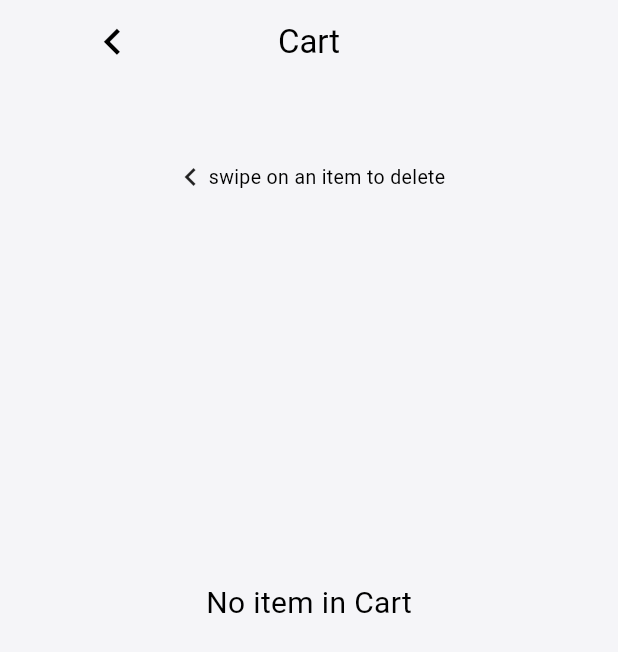
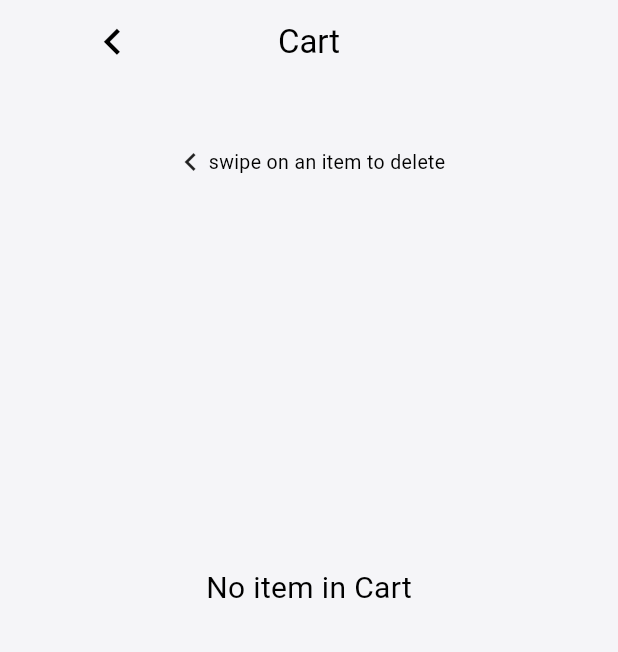
Before and after one commit to richymaysoft/richard_food_app, a Flutter app: the CardScreen screen opened directly, on a phone screen of 412 x 824 dp. Shown: the top 652 px of the screen. Run offline on Flutter 3.47's test engine with Material 3 defaults, Android fonts, the phone set to English and light mode, and no system bars; our stand-ins replace flutter_riverpod, riverpod, smooth_page_indicator; Roboto replaces fonts that are missing (SF Pro Text).

Commit message:
Update cart_screen.dart

```diff
--- a/lib/screens/cart_screen.dart
+++ b/lib/screens/cart_screen.dart
@@ -1,7 +1,7 @@
-import 'package:figma_practice/models/meal.dart';
-import 'package:figma_practice/riverpod/cart_provider.dart';
-import 'package:figma_practice/screens/checkout_address_screen.dart';
-import 'package:figma_practice/widgets/cart_item.dart';
+import '/models/meal.dart';
+import '/riverpod/cart_provider.dart';
+import '/screens/checkout2_address_screen.dart';
+import '/widgets/cart_item.dart';
 import 'package:flutter/material.dart';
 import 'package:flutter_riverpod/flutter_riverpod.dart';
 
@@ -58,12 +58,15 @@
           ),
           textAlign: TextAlign.center,
         ),
-        backgroundColor: Color(0xFFF5F5F8),
+        backgroundColor: const Color(0xFFF5F5F8),
       ),
-      body: Container(
-        padding: const EdgeInsets.only(top: 50),
-        width: 414,
-        height: screenHeight * 0.9,
+      body: ListView(children: [
+        Container(
+          padding: const EdgeInsets.only(
+            top: 40,
+          ),
+          //  width: 414,
+          //  height: screenHeight * 0.9,
           clipBehavior: Clip.antiAlias,
           decoration: ShapeDecoration(
             color: const Color(0xFFF5F5F8),
@@ -71,6 +74,7 @@
               borderRadius: BorderRadius.circular(20),
             ),
           ),
+          child: SingleChildScrollView(
             child: Column(
               crossAxisAlignment: CrossAxisAlignment.center,
               children: [
@@ -124,11 +128,11 @@
                     },
                     child: Container(
                       alignment: Alignment.center,
-                  margin: const EdgeInsets.only(top: 45),
+                      margin: const EdgeInsets.only(top: 45, bottom: 20),
                       width: 314,
                       height: 70,
                       decoration: ShapeDecoration(
-                    color: Color(0xFFFA4A0C),
+                        color: const Color(0xFFFA4A0C),
                         shape: RoundedRectangleBorder(
                           borderRadius: BorderRadius.circular(30),
                         ),
@@ -149,6 +153,8 @@
               ],
             ),
           ),
+        ),
+      ]),
     );
   }
 }
```
Lines whose indentation alone changed are shown as unchanged.
